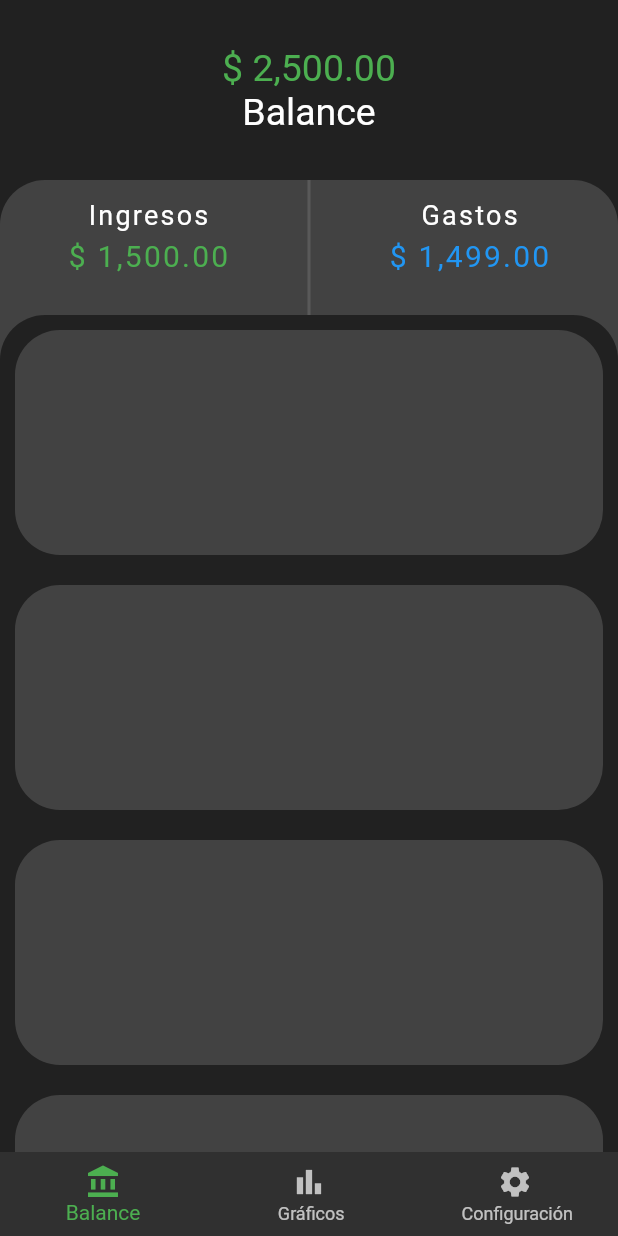
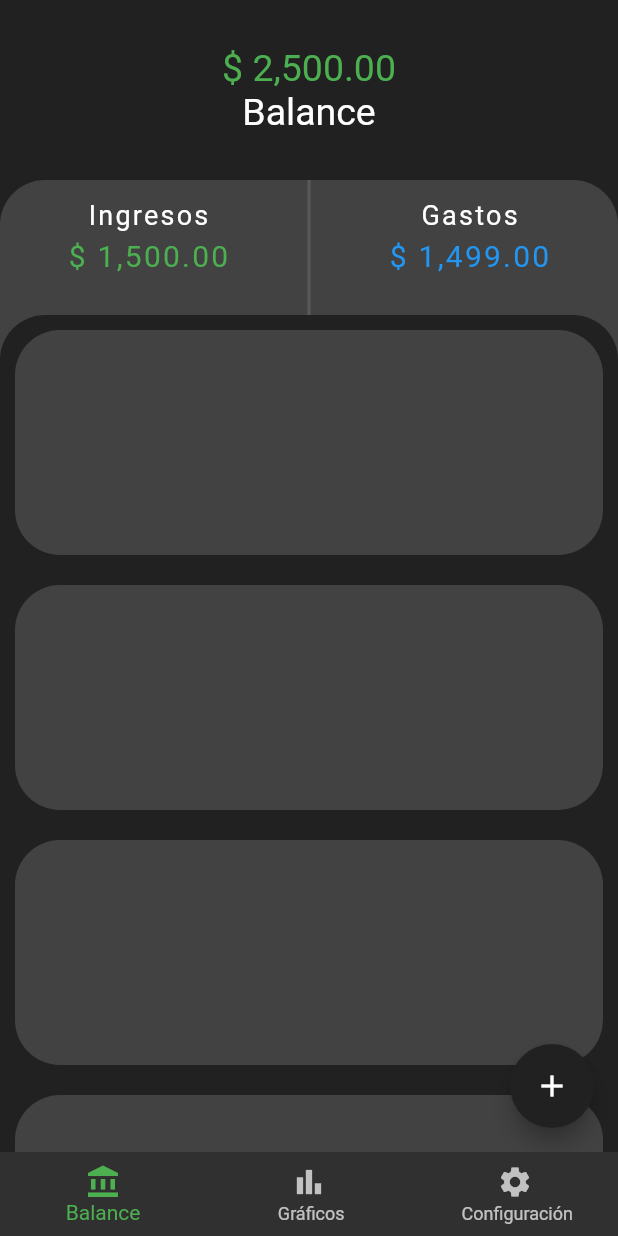
Before and after one commit to TonyVazz/balance_moviles, a Flutter app: the screen it shows after launch, on a phone screen of 412 x 824 dp. Run offline on Flutter 3.47's test engine with Material 2 defaults, Android fonts, the phone set to English and light mode, and no system bars; drawn by our look-alikes of flutter_speed_dial.

Commit message:
agregue las animaciones a la app movil - falta la tarea

```diff
--- a/lib/main.dart
+++ b/lib/main.dart
@@ -1,3 +1,5 @@
+import 'package:balance/pages/add_entries.dart';
+import 'package:balance/pages/add_expenses.dart';
 import 'package:balance/provider/ui_provider.dart';
 import 'package:flutter/material.dart';
 import 'package:provider/provider.dart';
@@ -39,6 +41,8 @@ class MyApp extends StatelessWidget {
       initialRoute: "home",
       routes: {
         'home': (_) => const HomePage(),
+        'addEntries': (_) => const AddEntries(),
+        // 'addExpenses': (_) => const AddExpenses(),
       },
     );
   }
--- a/lib/pages/balance_page.dart
+++ b/lib/pages/balance_page.dart
@@ -1,6 +1,7 @@
 import 'dart:math';
 
 import 'package:balance/widgets/balance_page_wt/back_sheet.dart';
+import 'package:balance/widgets/balance_page_wt/custom_fab.dart';
 import 'package:balance/widgets/balance_page_wt/front_sheet.dart';
 import 'package:flutter/material.dart';
 
@@ -41,7 +42,9 @@ class _BalancePageState extends State<BalancePage> {
   @override
   Widget build(BuildContext context) {
     return SafeArea(
-      child: CustomScrollView(
+      child: Scaffold(
+        floatingActionButton: CustomFAB(),
+        body: CustomScrollView(
           controller: _scrollController,
           slivers: [
             SliverAppBar(
@@ -75,6 +78,7 @@ class _BalancePageState extends State<BalancePage> {
             )
           ],
         ),
+      ),
     );
   }
 }
--- /dev/null
+++ b/lib/widgets/balance_page_wt/custom_fab.dart
@@ -0,0 +1,80 @@
+import 'package:balance/pages/add_expenses.dart';
+import 'package:flutter/material.dart';
+import 'package:flutter_speed_dial/flutter_speed_dial.dart';
+
+class CustomFAB extends StatelessWidget {
+  const CustomFAB({super.key});
+
+  @override
+  Widget build(BuildContext context) {
+    List<SpeedDialChild> botones = [];
+
+    //*Boton para agregar gastos
+    botones.add(
+      SpeedDialChild(
+        backgroundColor: Colors.redAccent,
+        child: const Icon(Icons.remove),
+        label: 'gasto',
+        labelStyle: TextStyle(fontSize: 15),
+        onTap:(){
+           //Navigator.pushNamed(context, 'addExpenses');
+           Navigator.push(
+            context,
+            PageRouteBuilder(
+              transitionDuration: const Duration(milliseconds: 800),
+              transitionsBuilder: (
+                BuildContext context,
+                Animation<double> animation,
+                Animation<double> secAnimation,
+                Widget child
+              ){
+                animation = CurvedAnimation(
+                  parent: animation,
+                  curve: Curves.easeInOutBack
+                  );
+                  return ScaleTransition(
+                    alignment: const Alignment(0.8, 1),
+                    scale: animation,
+                    child: child,
+                  );
+              },
+              pageBuilder:(
+                BuildContext context,
+                Animation<double> animation,
+                Animation<double> secAnimation,
+              ){
+                return const AddExpenses();
+              }
+
+              )
+            );
+
+        },
+      )
+    );
+
+    //boton para agregar ingresos
+    botones.add(
+      SpeedDialChild(
+        backgroundColor: Colors.green,
+        child: const Icon(Icons.add),
+        label: 'ingreso',
+        labelStyle: TextStyle(fontSize: 15),
+        onTap:(){
+          //para navegar con una ruta especifica, que colocamos en el main
+          Navigator.pushNamed(context, 'addEntries');
+        },
+      )
+    );
+    return  SpeedDial(
+      backgroundColor: Colors.grey[900],
+      foregroundColor: Colors.white,
+      childMargin: EdgeInsets.symmetric(horizontal: 0),
+      childrenButtonSize: Size(63, 63),
+      icon: Icons.add,
+      activeIcon: Icons.close,
+      children: botones,
+
+    );
+  }
+}
--- a/pubspec.yaml
+++ b/pubspec.yaml
@@ -36,6 +36,7 @@ dependencies:
   # Use with the CupertinoIcons class for iOS style icons.
   cupertino_icons: ^1.0.2
   provider: ^6.0.5
+  flutter_speed_dial: ^6.2.0
 
 dev_dependencies:
   flutter_test:
```
Also changed, not shown: lib/pages/add_entries.dart (added, +16 -0 lines), lib/pages/add_expenses.dart (added, +18 -0 lines), pubspec.lock. Lines whose indentation alone changed are shown as unchanged.
